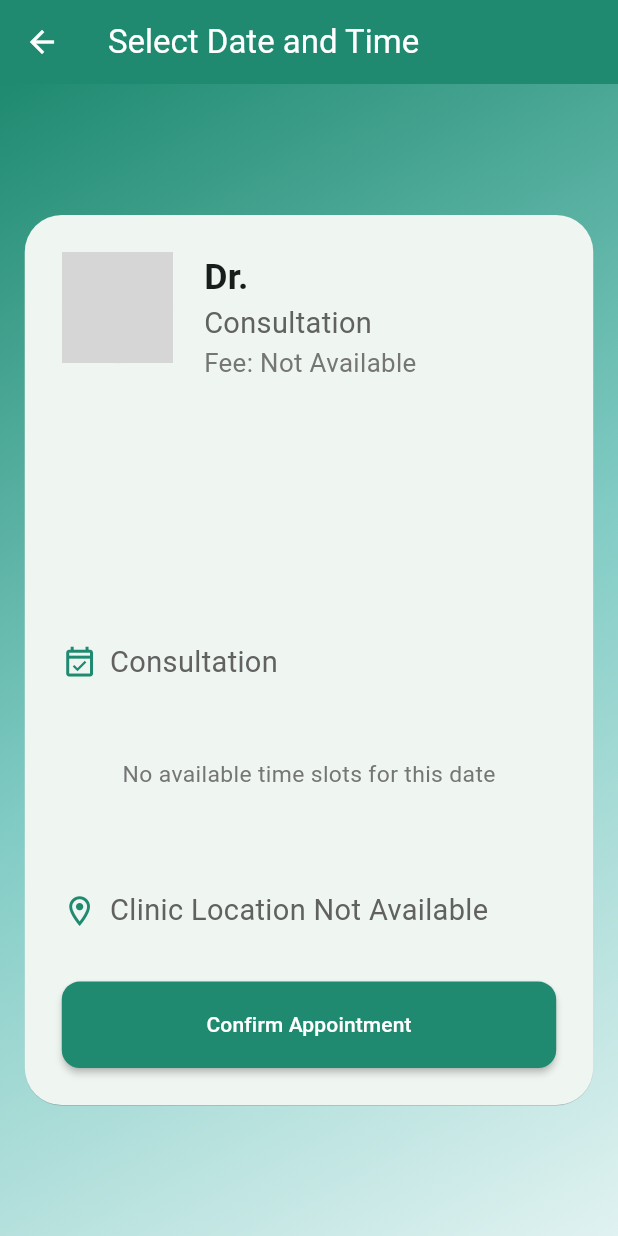
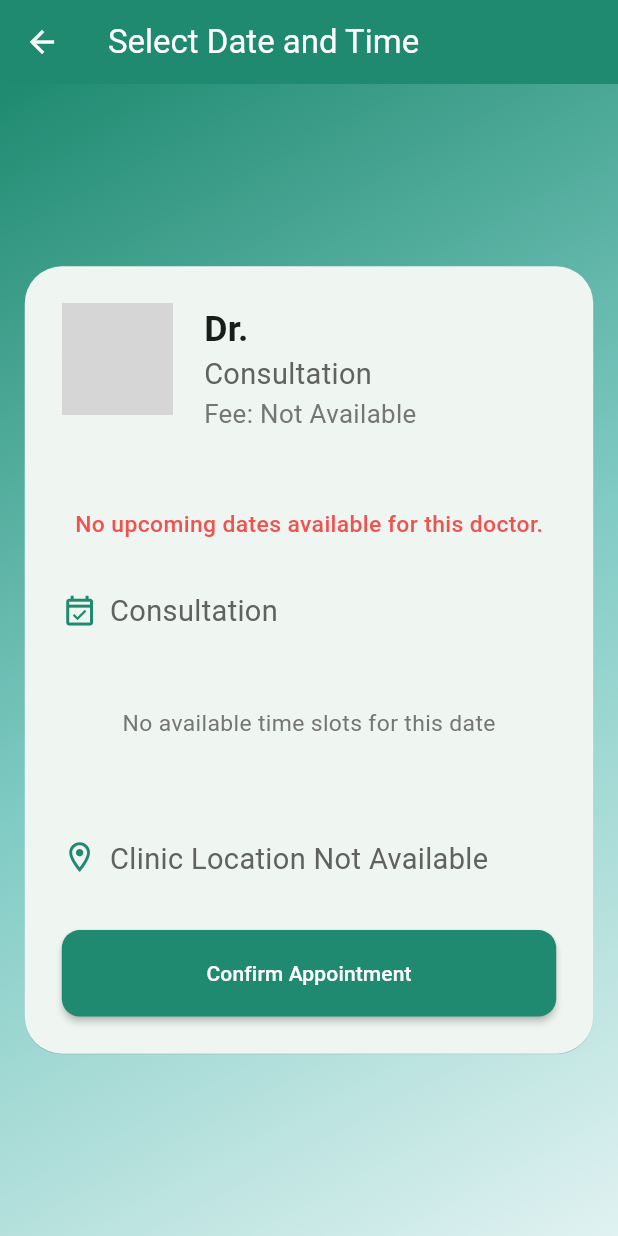
Before and after one commit to syedmozamilshah/HealthVerse, a Flutter app: the DateTimeScreen screen opened directly with empty values, on a phone screen of 412 x 824 dp. Run offline on Flutter 3.47's test engine with Material 3 defaults, Android fonts, the phone set to English and light mode, and no system bars; our stand-ins replace dio, firebase_core, firebase_messaging, fl_chart, flutter_local_notifications, flutter_riverpod and 9 more; missing offline and left inert: flutter_floaty, flutter_stripe; accounts and stored records are empty; network calls fail; statements that could not run were skipped; grey boxes are pictures that could not be loaded.

Commit message:
fix: update ai_base_url to port 8001, fix appointment tile overflow and empty schedule UI

```diff
--- a/fyp/lib/views/appointment_screen/date_time_screen/widget/doctor_detail_appointment_tile.dart
+++ b/fyp/lib/views/appointment_screen/date_time_screen/widget/doctor_detail_appointment_tile.dart
@@ -185,11 +185,11 @@ class _DoctorDetailAppointmentScreenState
               ],
             ),
             SizedBox(height: 4.h),
-            DateSlot(
-              availableDates: currentUser.dailyAvailabilities
+            Builder(
+              builder: (context) {
+                final availableFutureDates = currentUser.dailyAvailabilities
                     .map((availability) => availability.date)
                     .where((date) {
-                // Filter out past dates - only show today and future dates
                   final pakNow = PakistanTimeHelper.nowPakistan();
                   final todayDateOnly =
                       DateTime(pakNow.year, pakNow.month, pakNow.day);
@@ -198,7 +198,25 @@ class _DoctorDetailAppointmentScreenState
                       DateTime(pakDate.year, pakDate.month, pakDate.day);
                   return dateOnly.isAtSameMomentAs(todayDateOnly) ||
                       dateOnly.isAfter(todayDateOnly);
-              }).toList(),
+                }).toList();
+
+                if (availableFutureDates.isEmpty) {
+                  return Container(
+                    padding: EdgeInsets.symmetric(vertical: 2.h),
+                    alignment: Alignment.center,
+                    child: Text(
+                      "No upcoming dates available for this doctor.",
+                      style: TextStyle(
+                        fontSize: 16.sp,
+                        color: Colors.red[400],
+                        fontWeight: FontWeight.w500,
+                      ),
+                    ),
+                  );
+                }
+
+                return DateSlot(
+                  availableDates: availableFutureDates,
                   onDateSelection: (date) {
                     setState(() {
                       selectedDate = date;
@@ -206,6 +224,8 @@ class _DoctorDetailAppointmentScreenState
                     });
                     print('Selected Date: $date');
                   },
+                );
+              }
             ),
             SizedBox(height: 4.w),
             Row(
@@ -235,16 +255,19 @@ class _DoctorDetailAppointmentScreenState
             SizedBox(height: 4.h),
             Row(
               mainAxisAlignment: MainAxisAlignment.start,
+              crossAxisAlignment: CrossAxisAlignment.start,
               children: [
                 Icon(Icons.location_on_outlined, color: tealColor, size: 20.sp),
                 SizedBox(width: 2.w),
-                Text(
+                Expanded(
+                  child: Text(
                     currentUser.clinicLocation.isNotEmpty
                         ? currentUser.clinicLocation
                         : "Clinic Location Not Available",
                     style: TextStyle(
                       fontSize: 18.sp,
                       color: Colors.grey[700],
+                    ),
                   ),
                 ),
               ],
--- a/fyp/lib/views/links/base_url_link/base_url_link.dart
+++ b/fyp/lib/views/links/base_url_link/base_url_link.dart
@@ -32,4 +32,4 @@
 // ignore: constant_identifier_names
 const base_url = 'http://localhost:5257';
 // ignore: constant_identifier_names
-const ai_base_url = 'http://localhost:8000';
+const ai_base_url = 'http://localhost:8001';
```
Lines whose indentation alone changed are shown as unchanged.
